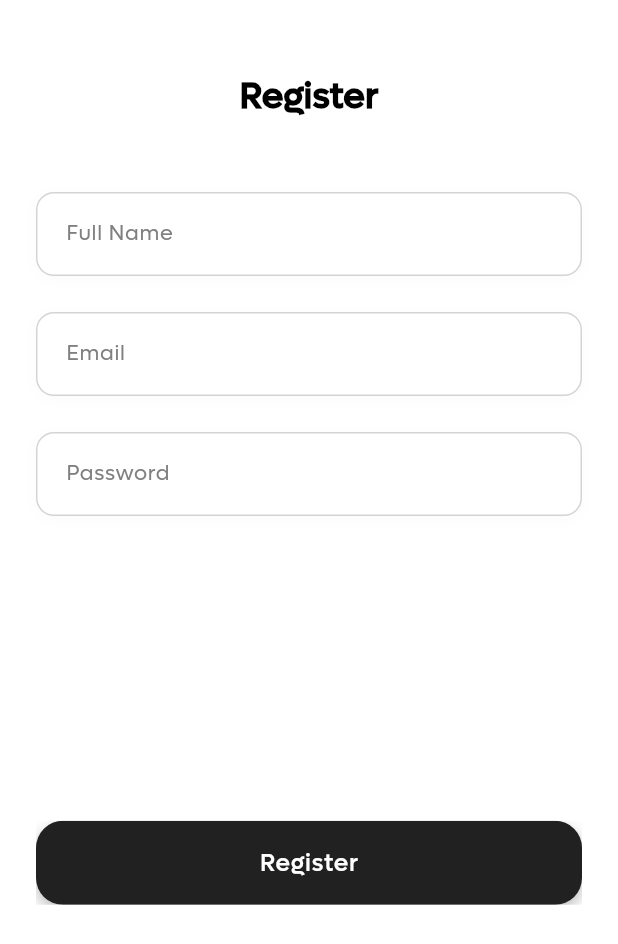
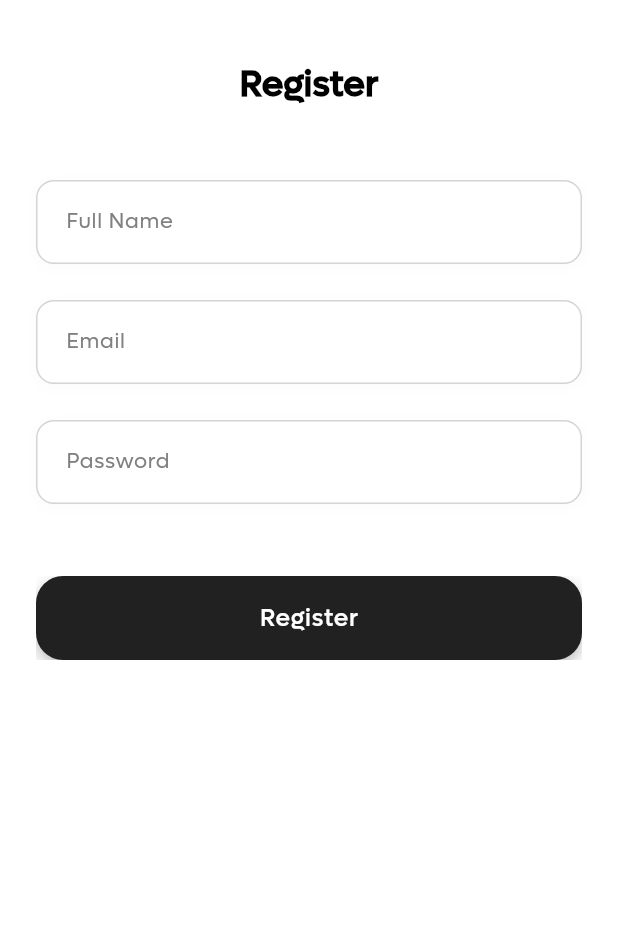
Before and after one commit to dizzpy/WalkWise-Main, a Flutter app: the RegisterSheet widget shown alone on an empty page, opened directly, on a phone screen of 412 x 824 dp. Shown: the top 944 px of the screen. Run offline on Flutter 3.47's test engine with Material 3 defaults, Android fonts, the phone set to English and light mode, and no system bars; our stand-ins replace firebase_core, flutter_dotenv; accounts and stored records are empty.

Commit message:
fix: auth pages overflow

```diff
--- a/lib/screens/auth/register_sheet.dart
+++ b/lib/screens/auth/register_sheet.dart
@@ -16,15 +16,13 @@ class _RegisterSheetState extends State<RegisterSheet> {
 
   @override
   Widget build(BuildContext context) {
-    return Container(
-      height: MediaQuery.of(context).size.height * 0.8,
-      padding: EdgeInsets.only(
-        bottom: MediaQuery.of(context).viewInsets.bottom + 24,
-        left: 24,
-        right: 24,
-        top: 32,
-      ),
+    return Padding(
+      padding: MediaQuery.of(context).viewInsets,
+      child: SingleChildScrollView(
+        child: Container(
+          padding: const EdgeInsets.all(24),
           child: Column(
+            mainAxisSize: MainAxisSize.min,
             children: [
               const SizedBox(height: 16),
               Text(
@@ -50,7 +48,7 @@ class _RegisterSheetState extends State<RegisterSheet> {
                 controller: _passwordController,
                 labelText: 'Password',
               ),
-          const Spacer(),
+              const SizedBox(height: 48),
               CustomButton(
                 text: 'Register',
                 onPressed: () {
@@ -60,6 +58,8 @@ class _RegisterSheetState extends State<RegisterSheet> {
               const SizedBox(height: 32),
             ],
           ),
+        ),
+      ),
     );
   }
 }
```
Also changed, not shown: lib/screens/auth/login_sheet.dart (+9 -9 lines). Lines whose indentation alone changed are shown as unchanged.
